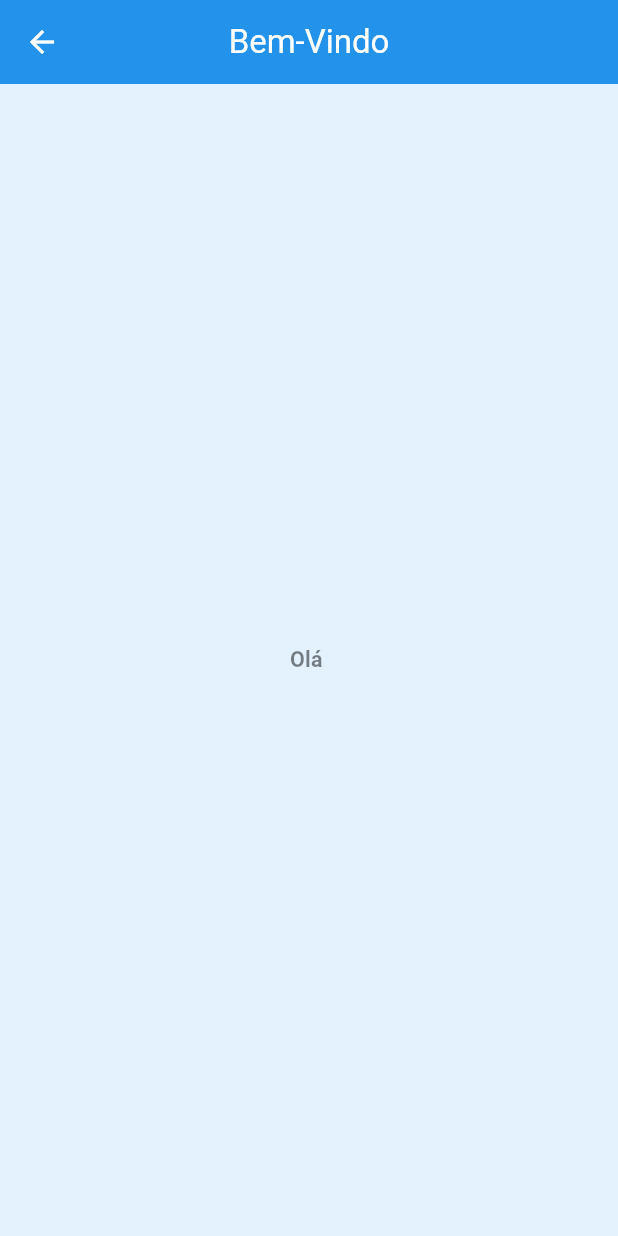
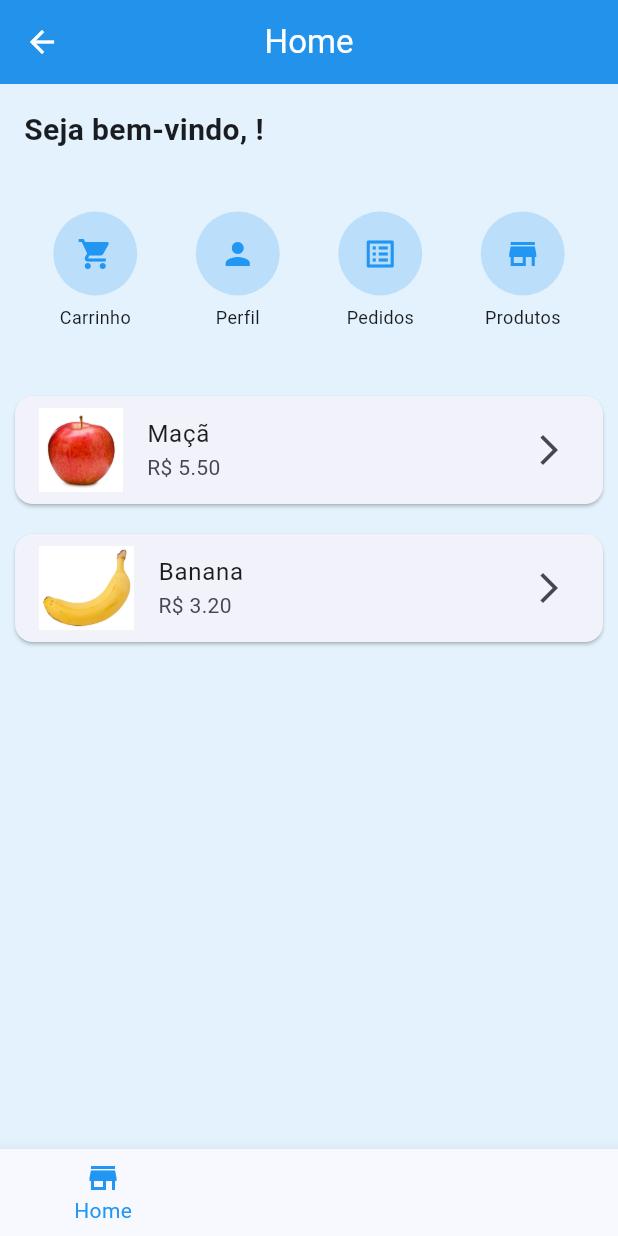
Before and after one commit to Alef-Silva03/Flutter, a Flutter app: the screen it shows after launch, after a tap on "Entrar", on a phone screen of 412 x 824 dp. Run offline on Flutter 3.47's test engine with Material 3 defaults, Android fonts, the phone set to English and light mode, and no system bars; our stand-ins replace image_picker; accounts and stored records are empty; network calls fail.

Commit message:
aula nova

```diff
--- /dev/null
+++ b/ex07/lib/models/product_model.dart
@@ -0,0 +1,13 @@
+class ProductModel {
+  final String nome;
+  final double preco;
+  final String descricao;
+  final String imagem;
+
+  ProductModel({
+    required this.nome,
+    required this.preco,
+    required this.descricao,
+    required this.imagem,
+  });
+}
--- /dev/null
+++ b/ex07/lib/screens/cart_screen.dart
@@ -0,0 +1,40 @@
+import 'package:flutter/material.dart';
+import '../models/product_model.dart';
+
+class CartScreen extends StatelessWidget {
+  final List<ProductModel> carrinho;
+
+  const CartScreen({super.key, required this.carrinho});
+
+  @override
+  Widget build(BuildContext context) {
+    double total = carrinho.fold(0, (sum, item) => sum + item.preco);
+    return Scaffold(
+      body: carrinho.isEmpty
+          ? const Center(child: Text("Carrinho Vazio"))
+          : Column(
+              children: [
+                Expanded(
+                  child: ListView.builder(
+                    itemCount: carrinho.length,
+                    itemBuilder: (context, index) {
+                      final item = carrinho[index];
+                      return ListTile(
+                        title: Text(item.nome),
+                        subtitle: Text("R\$ ${item.preco}"),
+                      );
+                    },
+                  ),
+                ),
+                Padding(
+                  padding: const EdgeInsets.all(20),
+                  child: Text(
+                    "Total R\$ ${total.toStringAsFixed(2)}",
+                    style: const TextStyle(fontSize: 18),
+                  ),
+                ),
+              ],
+            ),
+    );
+  }
+}
--- a/ex07/lib/screens/home_screen.dart
+++ b/ex07/lib/screens/home_screen.dart
@@ -1,36 +1,218 @@
 import 'package:flutter/material.dart';
-import 'dart:io';
+import '../models/product_model.dart';
+import 'cart_screen.dart';
+import 'profile_screen.dart';
+import 'orders_screen.dart';
+import 'product_detail_screen.dart';
 
-class HomeScreen extends StatelessWidget {
+class HomeScreen extends StatefulWidget {
   final String nome;
 
   const HomeScreen({super.key, required this.nome});
 
   @override
+  State<HomeScreen> createState() => _HomeScreenState();
+}
+
+class _HomeScreenState extends State<HomeScreen> {
+  int _index = 0;
+
+  List<ProductModel> produtos = [
+    ProductModel(
+      nome: "Maçã",
+      preco: 5.50,
+      descricao: "Maçã fresca e orgânica",
+      imagem: "assets/imagem/maca.jpg",
+    ),
+    ProductModel(
+      nome: "Banana",
+      preco: 3.20,
+      descricao: "Banana madura e doce",
+      imagem: "assets/imagem/banana.jpg",
+    ),
+  ];
+
+  List<ProductModel> carrinho = [];
+
+  @override
   Widget build(BuildContext context) {
+    final telas = [
+      _paginaHome(),
+      CartScreen(carrinho: carrinho),
+      ProfileScreen(nome: widget.nome),
+      const OrdersScreen(),
+    ];
+
     return Scaffold(
-      appBar: AppBar(title: const Text("Bem-Vindo")),
-      body: Center(
-        child: TweenAnimationBuilder(
-          tween: Tween<double>(begin: 0, end: 1),
-          duration: const Duration(seconds: 2),
-          builder: (context, value, child) {
-            return Opacity(
-              opacity: value,
-              child: Transform.scale(
-                scale: value,
-                child: Text(
-                  "Olá $nome",
-                  style: const TextStyle(
-                    fontSize: 26,
-                    fontWeight: FontWeight.bold,
+      body: telas[_index],
+      bottomNavigationBar: BottomNavigationBar(
+        currentIndex: _index,
+        selectedItemColor: Colors.blue,
+        onTap: (i) {
+          setState(() {
+            _index = i;
+          });
+        },
+        items: [
+          const BottomNavigationBarItem(icon: Icon(Icons.store), label: "Home"),
+          BottomNavigationBarItem(
+            label: "Carrinho",
+            icon: Stack(
+              children: [
+                const Icon(Icons.shopping_cart),
+                if (carrinho.isNotEmpty)
+                  Positioned(
+                    right: 0,
+                    top: 0,
+                    child: Container(
+                      padding: const EdgeInsets.all(4),
+                      decoration: const BoxDecoration(
+                        color: Colors.red,
+                        shape: BoxShape.circle,
+                      ),
+                      child: Text(
+                        carrinho.length.toString(),
+                        style: const TextStyle(
+                          color: Colors.white,
+                          fontSize: 10,
+                        ),
+                      ),
+                    ),
                   ),
+              ],
+            ),
+          ),
+          const BottomNavigationBarItem(
+            icon: Icon(Icons.person),
+            label: "Perfil",
+          ),
+          const BottomNavigationBarItem(
+            icon: Icon(Icons.list_alt),
+            label: "Pedidos",
+          ),
+        ],
+      ),
+    );
+  }
+
+  // ================= HOME PRINCIPAL =================
+
+  Widget _paginaHome() {
+    return Scaffold(
+      appBar: AppBar(title: const Text("Home")),
+      body: SingleChildScrollView(
+        child: Column(
+          crossAxisAlignment: CrossAxisAlignment.start,
+          children: [
+            Padding(
+              padding: const EdgeInsets.all(16),
+              child: Text(
+                "Seja bem-vindo, ${widget.nome}!",
+                style: const TextStyle(
+                  fontSize: 20,
+                  fontWeight: FontWeight.bold,
                 ),
               ),
-            );
-          },
+            ),
+            _atalhosRapidos(),
+            const SizedBox(height: 10),
+            _listaProdutos(),
+          ],
         ),
       ),
     );
   }
+  // ================= ATALHOS RÁPIDOS =================
+
+  Widget _atalhosRapidos() {
+    return Padding(
+      padding: const EdgeInsets.all(16),
+      child: GridView.count(
+        shrinkWrap: true,
+        physics: const NeverScrollableScrollPhysics(),
+        crossAxisCount: 4,
+        children: [
+          _botaoAtalho(
+            icon: Icons.shopping_cart,
+            label: "Carrinho",
+            onTap: () => setState(() => _index = 1),
+          ),
+          _botaoAtalho(
+            icon: Icons.person,
+            label: "Perfil",
+            onTap: () => setState(() => _index = 2),
+          ),
+          _botaoAtalho(
+            icon: Icons.list_alt,
+            label: "Pedidos",
+            onTap: () => setState(() => _index = 3),
+          ),
+          _botaoAtalho(
+            icon: Icons.store,
+            label: "Produtos",
+            onTap: () => setState(() => _index = 0),
+          ),
+        ],
+      ),
+    );
+  }
+
+  Widget _botaoAtalho({
+    required IconData icon,
+    required String label,
+    required VoidCallback onTap,
+  }) {
+    return GestureDetector(
+      onTap: onTap,
+      child: Column(
+        mainAxisAlignment: MainAxisAlignment.center,
+        children: [
+          CircleAvatar(
+            radius: 28,
+            backgroundColor: Colors.blue.shade100,
+            child: Icon(icon, color: Colors.blue),
+          ),
+          const SizedBox(height: 6),
+          Text(label, style: const TextStyle(fontSize: 12)),
+        ],
+      ),
+    );
+  }
+
+  // ================= LISTA DE PRODUTOS =================
+
+  Widget _listaProdutos() {
+    return ListView.builder(
+      shrinkWrap: true,
+      physics: const NeverScrollableScrollPhysics(),
+      itemCount: produtos.length,
+      itemBuilder: (context, index) {
+        final produto = produtos[index];
+
+        return Card(
+          margin: const EdgeInsets.all(10),
+          child: ListTile(
+            leading: Image.asset(produto.imagem),
+            title: Text(produto.nome),
+            subtitle: Text("R\$ ${produto.preco.toStringAsFixed(2)}"),
+            trailing: const Icon(Icons.arrow_forward_ios),
+            onTap: () async {
+              final result = await Navigator.push(
+                context,
+                MaterialPageRoute(
+                  builder: (_) => ProductDetailScreen(produto: produto),
+                ),
+              );
+
+              if (result != null) {
+                setState(() {
+                  carrinho.add(produto);
+                });
+              }
+            },
+          ),
+        );
+      },
+    );
+  }
 }
--- a/ex07/pubspec.yaml
+++ b/ex07/pubspec.yaml
@@ -19,3 +19,6 @@
 
 flutter:
   uses-material-design: true
+
+  assets:
+    - assets/imagem/
```
Also changed, not shown: ex07/lib/screens/orders_screen.dart (added, +10 -0 lines), ex07/lib/screens/product_detail_screen.dart (added, +38 -0 lines), ex07/lib/screens/profile_screen.dart (added, +21 -0 lines), ex07/assets/imagem/banana.jpg (added), ex07/assets/imagem/maca.jpg (added), ex07/pubspec.lock.
